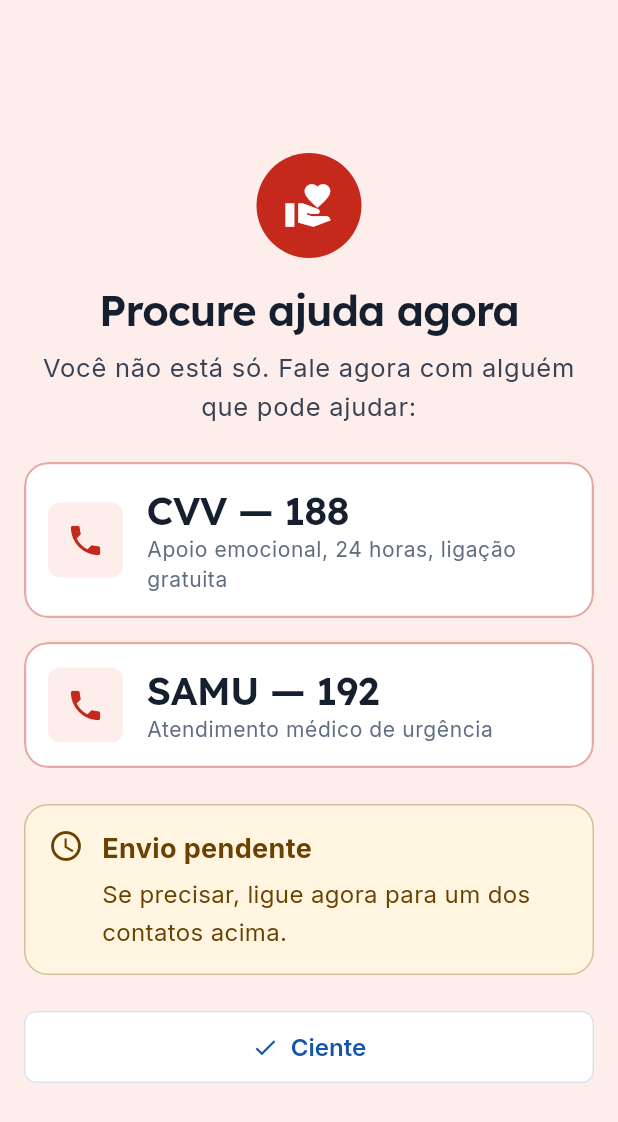
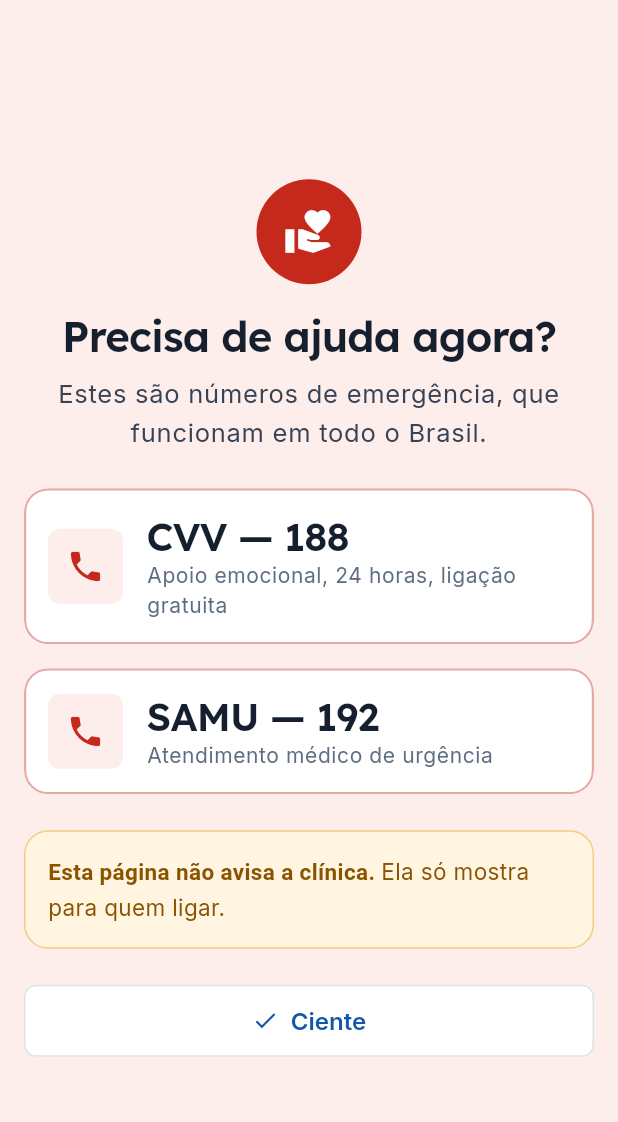
Before and after one commit to SevenDeploy/terae-app-academico, a Flutter app: the AjudaImediataTela screen opened by its route, after a tap on "Ciente", after a tap on "Ajuda", on a phone screen of 412 x 824 dp. Shown: the top 1122 px of the screen. Run offline on Flutter 3.47's test engine with Material 3 defaults, Android fonts, the phone set to English and light mode, and no system bars; our stand-ins replace cloud_firestore, connectivity_plus, firebase_auth, firebase_core, flutter_local_notifications, go_router and 4 more; accounts and stored records are empty.

Commit message:
fix(ajuda): o atalho Ajuda do topo mostra só os números, sem envio pendente
Co-Authored-By: Claude Opus 5.5 <noreply@anthropic.com>

```diff
--- a/lib/funcionalidades/paciente/diario/ajuda_imediata_tela.dart
+++ b/lib/funcionalidades/paciente/diario/ajuda_imediata_tela.dart
@@ -30,10 +30,18 @@ import 'resultado_provisorio.dart';
 /// mesmo efeito (roteador). A `Key('TM05')` no Scaffold raiz faz parte do
 /// contrato (testes de navegação).
 class AjudaImediataTela extends StatelessWidget {
-  const AjudaImediataTela({super.key, this.envio});
+  const AjudaImediataTela({super.key, this.envio}) : avulsa = false;
+
+  /// A ajuda do atalho "Ajuda" do topo (`/ajuda`, como `/portal/ajuda`):
+  /// só os números de emergência, sem registro nem envio (revisão da P4,
+  /// M1). "Ciente" volta para onde a pessoa estava.
+  const AjudaImediataTela.avulsa({super.key}) : envio = null, avulsa = true;
 
   /// Resultado do envio, vindo do diário por `extra`; nulo em link direto.
   final ResultadoEnvio? envio;
+
+  /// Aberta pelo atalho do topo, sem registro.
+  final bool avulsa;
 
   @override
   Widget build(BuildContext context) {
@@ -70,14 +78,18 @@ class AjudaImediataTela extends StatelessWidget {
                 Semantics(
                   header: true,
                   child: Text(
-                    'Procure ajuda agora',
+                    avulsa ? 'Precisa de ajuda agora?' : 'Procure ajuda agora',
                     textAlign: TextAlign.center,
                     style: textos.headlineMedium,
                   ),
                 ),
                 const SizedBox(height: MedidasTerae.espacoPequeno),
                 Text(
-                  'Você não está só. Fale agora com alguém que pode ajudar:',
+                  avulsa
+                      ? 'Estes são números de emergência, que funcionam em '
+                            'todo o Brasil.'
+                      : 'Você não está só. Fale agora com alguém que pode '
+                            'ajudar:',
                   textAlign: TextAlign.center,
                   style: textos.bodyLarge?.copyWith(
                     color: CoresTerae.neutro700,
@@ -86,6 +98,9 @@ class AjudaImediataTela extends StatelessWidget {
                 const SizedBox(height: MedidasTerae.espacoGrande),
                 const FaixaEmergencia(destaque: true),
                 const SizedBox(height: MedidasTerae.espacoGrande),
+                if (avulsa)
+                  const _NaoAvisaAClinica()
+                else
                   AcompanharEnvio(
                     envio: envio,
                     construtor: (context, envio, andamento, tentarDeNovo) =>
@@ -116,7 +131,16 @@ class AjudaImediataTela extends StatelessWidget {
                   rotulo: 'Ciente',
                   icone: Icons.check,
                   variante: VarianteBotao.secundario,
-                  aoTocar: () => context.go(Rotas.pacienteInicio),
+                  aoTocar: () {
+                    final navegador = Navigator.of(context);
+                    if (avulsa && navegador.canPop()) {
+                      navegador.pop();
+                    } else {
+                      context.go(
+                        avulsa ? Rotas.boasVindas : Rotas.pacienteInicio,
+                      );
+                    }
+                  },
                 ),
               ],
             ),
@@ -253,3 +277,40 @@ class _SituacaoDoAvisoState extends State<_SituacaoDoAviso> {
     );
   }
 }
+
+/// "Esta página não avisa a clínica." — a nota da ajuda avulsa do portal.
+class _NaoAvisaAClinica extends StatelessWidget {
+  const _NaoAvisaAClinica();
+
+  @override
+  Widget build(BuildContext context) {
+    return Semantics(
+      key: const Key('ajuda-nao-avisa'),
+      container: true,
+      child: DecoratedBox(
+        decoration: BoxDecoration(
+          color: CoresTerae.atencaoFundo,
+          borderRadius: const BorderRadius.all(
+            Radius.circular(MedidasTerae.raioCartao),
+          ),
+          border: Border.all(color: CoresTerae.atencaoBorda),
+        ),
+        child: const Padding(
+          padding: EdgeInsets.all(MedidasTerae.espaco),
+          child: Text.rich(
+            TextSpan(
+              children: [
+                TextSpan(
+                  text: 'Esta página não avisa a clínica. ',
+                  style: TextStyle(fontWeight: FontWeight.w700),
+                ),
+                TextSpan(text: 'Ela só mostra para quem ligar.'),
+              ],
+            ),
+            style: TextStyle(fontSize: 15, color: CoresTerae.atencao),
+          ),
+        ),
+      ),
+    );
+  }
+}
--- a/lib/roteador.dart
+++ b/lib/roteador.dart
@@ -198,7 +198,7 @@ GoRouter criarRoteador({
       GoRoute(
         path: Rotas.ajuda,
         pageBuilder: (context, state) =>
-            _pagina(state, const AjudaImediataTela(envio: null)),
+            _pagina(state, const AjudaImediataTela.avulsa()),
       ),
       // A Jornada (marcos e metas) saiu da barra: empilha sobre as abas,
       // aberta pelo Em casa.
```
Also changed, not shown: 1 other file. Lines whose indentation alone changed are shown as unchanged.
